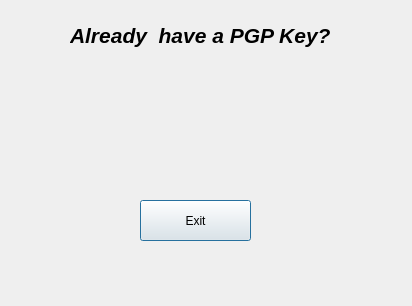
The window that UI/GenerateForm1Layout.ui (picrin/VAIDA_OLD) describes before a commit, drawn with Qt 5.
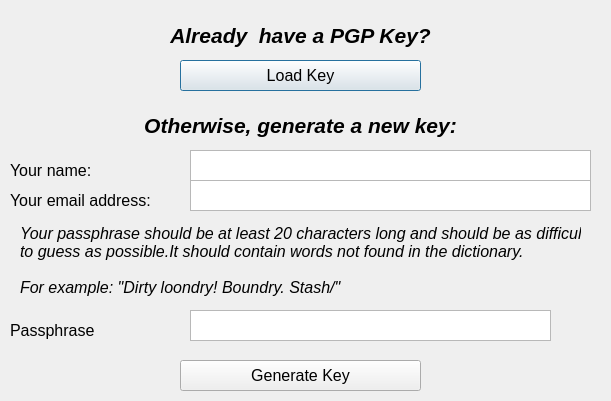
The same window after the commit.

What changed in the file:
```diff
--- a/UI/GenerateForm1Layout.ui
+++ b/UI/GenerateForm1Layout.ui
@@ -6,19 +6,24 @@
    <rect>
     <x>0</x>
     <y>0</y>
-    <width>412</width>
-    <height>306</height>
+    <width>611</width>
+    <height>401</height>
    </rect>
   </property>
+  <property name="font">
+   <font>
+    <pointsize>12</pointsize>
+   </font>
+  </property>
   <property name="windowTitle">
    <string>Dialog</string>
   </property>
   <widget class="QLabel" name="ExistingPGPLabel">
    <property name="geometry">
     <rect>
-     <x>70</x>
+     <x>0</x>
      <y>10</y>
-     <width>291</width>
+     <width>601</width>
      <height>51</height>
     </rect>
    </property>
@@ -33,18 +38,195 @@
    <property name="text">
     <string>Already  have a PGP Key?</string>
    </property>
+   <property name="alignment">
+    <set>Qt::AlignCenter</set>
+   </property>
   </widget>
   <widget class="QPushButton" name="pushButton">
    <property name="geometry">
     <rect>
-     <x>140</x>
-     <y>200</y>
-     <width>111</width>
-     <height>41</height>
+     <x>180</x>
+     <y>60</y>
+     <width>241</width>
+     <height>31</height>
     </rect>
    </property>
+   <property name="font">
+    <font>
+     <pointsize>12</pointsize>
+    </font>
+   </property>
    <property name="text">
-    <string>Exit</string>
+    <string>Load Key</string>
+   </property>
+  </widget>
+  <widget class="QLabel" name="ExistingPGPLabel_2">
+   <property name="geometry">
+    <rect>
+     <x>0</x>
+     <y>100</y>
+     <width>601</width>
+     <height>51</height>
+    </rect>
+   </property>
+   <property name="font">
+    <font>
+     <pointsize>16</pointsize>
+     <weight>75</weight>
+     <italic>true</italic>
+     <bold>true</bold>
+    </font>
+   </property>
+   <property name="text">
+    <string>Otherwise, generate a new key:</string>
+   </property>
+   <property name="alignment">
+    <set>Qt::AlignCenter</set>
+   </property>
+  </widget>
+  <widget class="QLabel" name="label">
+   <property name="geometry">
+    <rect>
+     <x>10</x>
+     <y>160</y>
+     <width>81</width>
+     <height>21</height>
+    </rect>
+   </property>
+   <property name="font">
+    <font>
+     <pointsize>12</pointsize>
+    </font>
+   </property>
+   <property name="text">
+    <string>Your name:</string>
+   </property>
+  </widget>
+  <widget class="QPlainTextEdit" name="plainTextEdit">
+   <property name="geometry">
+    <rect>
+     <x>190</x>
+     <y>150</y>
+     <width>401</width>
+     <height>31</height>
+    </rect>
+   </property>
+   <property name="tabChangesFocus">
+    <bool>true</bool>
+   </property>
+  </widget>
+  <widget class="QLabel" name="label_2">
+   <property name="geometry">
+    <rect>
+     <x>10</x>
+     <y>190</y>
+     <width>151</width>
+     <height>21</height>
+    </rect>
+   </property>
+   <property name="font">
+    <font>
+     <pointsize>12</pointsize>
+    </font>
+   </property>
+   <property name="text">
+    <string>Your email address:</string>
+   </property>
+  </widget>
+  <widget class="QPlainTextEdit" name="plainTextEdit_2">
+   <property name="geometry">
+    <rect>
+     <x>190</x>
+     <y>180</y>
+     <width>401</width>
+     <height>31</height>
+    </rect>
+   </property>
+   <property name="tabChangesFocus">
+    <bool>true</bool>
+   </property>
+  </widget>
+  <widget class="QLabel" name="label_4">
+   <property name="geometry">
+    <rect>
+     <x>10</x>
+     <y>320</y>
+     <width>171</width>
+     <height>21</height>
+    </rect>
+   </property>
+   <property name="font">
+    <font>
+     <pointsize>12</pointsize>
+    </font>
+   </property>
+   <property name="text">
+    <string>Passphrase</string>
+   </property>
+  </widget>
+  <widget class="QPlainTextEdit" name="plainTextEdit_4">
+   <property name="geometry">
+    <rect>
+     <x>190</x>
+     <y>310</y>
+     <width>361</width>
+     <height>31</height>
+    </rect>
+   </property>
+   <property name="tabChangesFocus">
+    <bool>true</bool>
+   </property>
+  </widget>
+  <widget class="QLabel" name="label_5">
+   <property name="geometry">
+    <rect>
+     <x>20</x>
+     <y>220</y>
+     <width>561</width>
+     <height>81</height>
+    </rect>
+   </property>
+   <property name="font">
+    <font>
+     <italic>true</italic>
+    </font>
+   </property>
+   <property name="text">
+    <string>Your passphrase should be at least 20 characters long and should be as difficult
+to guess as possible.It should contain words not found in the dictionary.
+
+For example: &quot;Dirty loondry! Boundry. Stash/&quot;</string>
+   </property>
+  </widget>
+  <widget class="QPushButton" name="pushButton_2">
+   <property name="geometry">
+    <rect>
+     <x>180</x>
+     <y>360</y>
+     <width>241</width>
+     <height>31</height>
+    </rect>
+   </property>
+   <property name="font">
+    <font>
+     <pointsize>12</pointsize>
+    </font>
+   </property>
+   <property name="text">
+    <string>Generate Key</string>
+   </property>
+  </widget>
+  <widget class="QLabel" name="label_3">
+   <property name="geometry">
+    <rect>
+     <x>560</x>
+     <y>320</y>
+     <width>51</width>
+     <height>20</height>
+    </rect>
+   </property>
+   <property name="text">
+    <string>&lt;n&gt;</string>
    </property>
   </widget>
  </widget>
```
Left out of the diff: 6 changed lines with no effect on the pictures.
